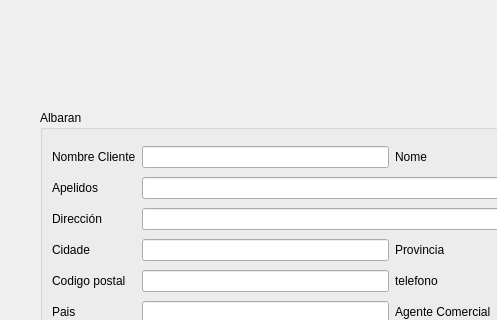
JorgeDuCruz/DI, file PruebaQT/InterfaceQTCreator/form.ui: the form before one commit; both pictures show x 0 to 497 and y 0 to 320 of the 1130 by 665 pixel window.
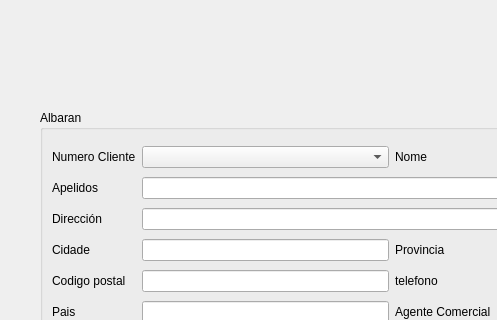
The form after the commit.

Commit message: Conectar señales de QTCreator

```diff
--- a/PruebaQT/InterfaceQTCreator/form.ui
+++ b/PruebaQT/InterfaceQTCreator/form.ui
@@ -25,7 +25,7 @@
    <property name="title">
     <string>Albaran</string>
    </property>
-   <widget class="QWidget" name="">
+   <widget class="QWidget" name="layoutWidget">
     <property name="geometry">
      <rect>
       <x>12</x>
@@ -38,14 +38,7 @@
      <item row="0" column="0">
       <widget class="QLabel" name="label">
        <property name="text">
-        <string>Nombre Cliente</string>
-       </property>
-      </widget>
-     </item>
-     <item row="0" column="1">
-      <widget class="QLineEdit" name="lineEdit">
-       <property name="text">
-        <string/>
+        <string>Numero Cliente</string>
        </property>
       </widget>
      </item>
@@ -159,10 +152,13 @@
      <item row="5" column="3">
       <widget class="QLineEdit" name="lineEdit_10"/>
      </item>
+     <item row="0" column="1">
+      <widget class="QComboBox" name="cmbNumeroCliente"/>
+     </item>
     </layout>
    </widget>
   </widget>
-  <widget class="QWidget" name="">
+  <widget class="QWidget" name="layoutWidget">
    <property name="geometry">
     <rect>
      <x>40</x>
@@ -202,7 +198,7 @@
     </item>
    </layout>
   </widget>
-  <widget class="QWidget" name="">
+  <widget class="QWidget" name="layoutWidget">
    <property name="geometry">
     <rect>
      <x>620</x>
```
Left out of the diff: 2 changed lines with no effect on the pictures. The commit also changes 1 other file.
